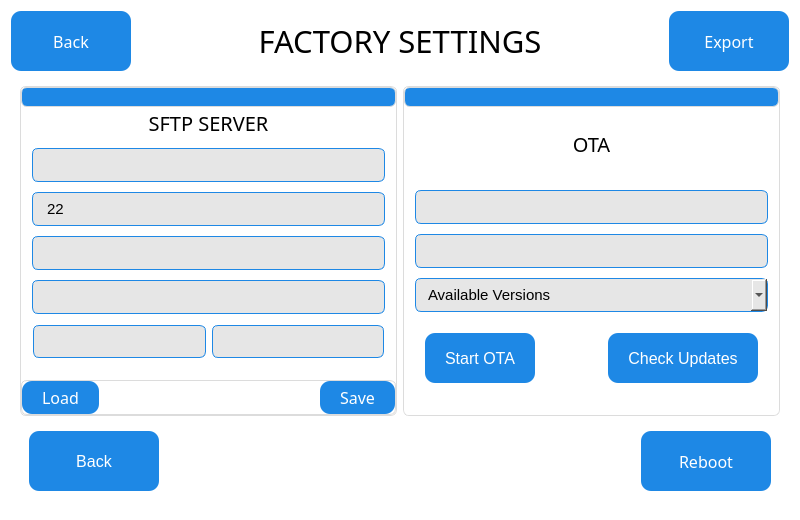
eSpark-Backup/nabilfesal-msm-fw, file QT_APP/factsetting.ui: the form before one commit.
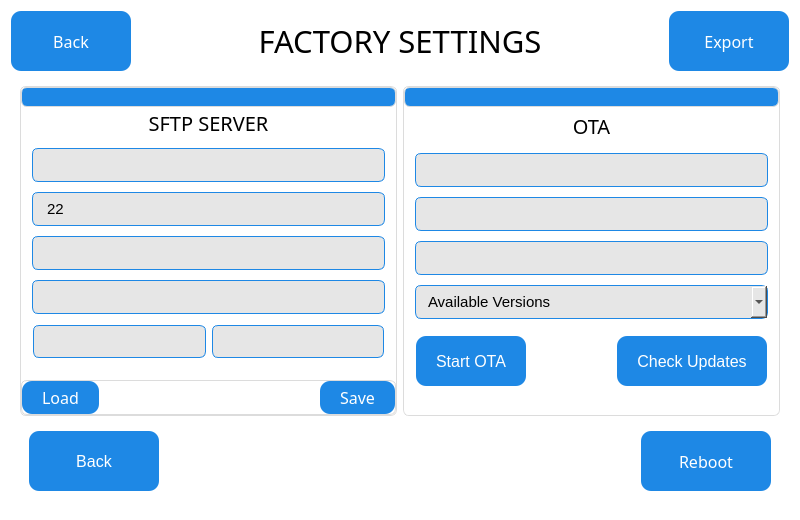
The form after the commit.

Commit message: update device info ui

Patch:
```diff
--- a/QT_APP/factsetting.ui
+++ b/QT_APP/factsetting.ui
@@ -1595,6 +1595,9 @@
                  <property name="text">
                   <string/>
                  </property>
+                 <property name="readOnly">
+                  <bool>true</bool>
+                 </property>
                  <property name="placeholderText">
                   <string notr="true"/>
                  </property>
@@ -1616,11 +1619,32 @@
     font-size: 15px;
     color: black;</string>
                  </property>
+                 <property name="readOnly">
+                  <bool>true</bool>
+                 </property>
                  <property name="placeholderText">
                   <string/>
                  </property>
                 </widget>
                </item>
+               <item>
+                <widget class="QLineEdit" name="ota_last_time">
+                 <property name="enabled">
+                  <bool>false</bool>
+                 </property>
+                 <property name="styleSheet">
+                  <string notr="true">background: #e6e6e6;              /* Light grey box for info rows */
+    border: 1px solid #1E88E5;        /* Blue thin border */
+    border-radius: 6px;
+    padding: 6px 12px;
+    font-size: 15px;
+    color: black;</string>
+                 </property>
+                 <property name="readOnly">
+                  <bool>true</bool>
+                 </property>
+                </widget>
+               </item>
                <item>
                 <widget class="QComboBox" name="comboBox">
                  <property name="styleSheet">
@@ -1638,7 +1662,34 @@
                </item>
                <item>
                 <widget class="QFrame" name="horizontalFrame">
+                 <property name="sizePolicy">
+                  <sizepolicy hsizetype="Preferred" vsizetype="Preferred">
+                   <horstretch>0</horstretch>
+                   <verstretch>0</verstretch>
+                  </sizepolicy>
+                 </property>
+                 <property name="minimumSize">
+                  <size>
+                   <width>0</width>
+                   <height>65</height>
+                  </size>
+                 </property>
                  <layout class="QHBoxLayout" name="horizontalLayout_6">
+                  <property name="spacing">
+                   <number>0</number>
+                  </property>
+                  <property name="leftMargin">
+                   <number>0</number>
+                  </property>
+                  <property name="topMargin">
+                   <number>0</number>
+                  </property>
+                  <property name="rightMargin">
+                   <number>0</number>
+                  </property>
+                  <property name="bottomMargin">
+                   <number>0</number>
+                  </property>
                   <item>
                    <widget class="QPushButton" name="pushButton">
                     <property name="sizePolicy">
```
Left out of the diff: 2 changed lines with no effect on the pictures. The commit also changes 7 other files.
